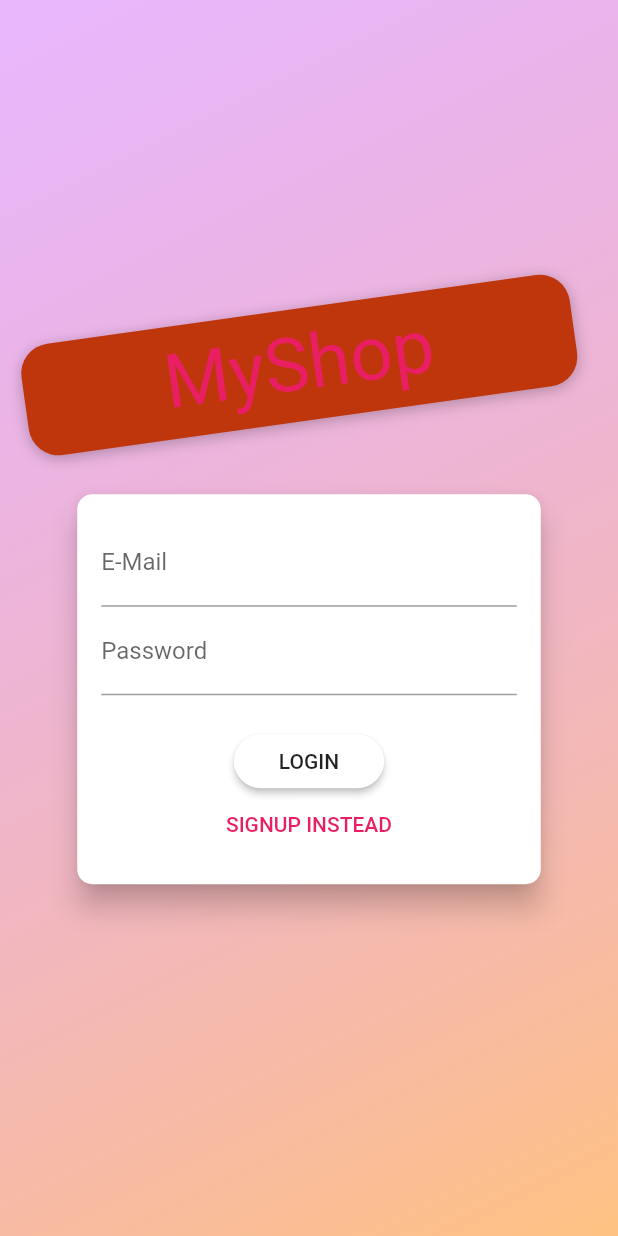
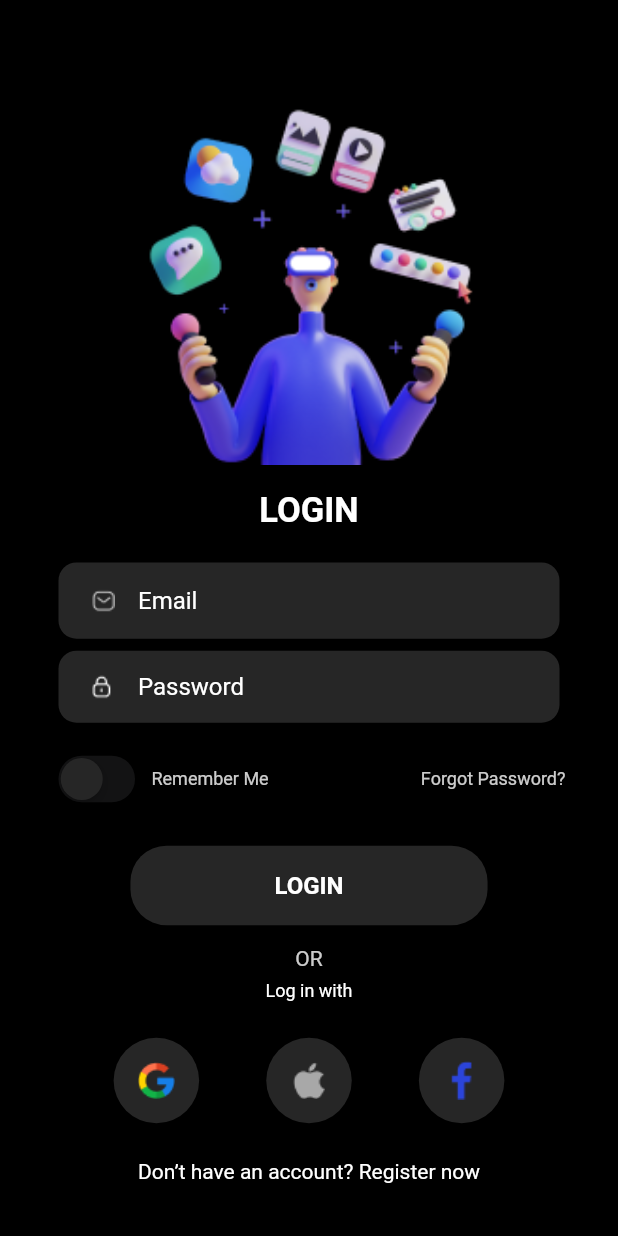
Before and after one commit to borakorpee/flutter_state_management, a Flutter app: the screen it shows after launch, on a phone screen of 412 x 824 dp. Run offline on Flutter 3.47's test engine with Material 2 defaults, Android fonts, the phone set to English and light mode, and no system bars; our stand-ins replace flutter_colorpicker, google_fonts, shared_preferences; Roboto replaces fonts that are missing (Anton).

Commit message:
new login screen

```diff
--- a/lib/main.dart
+++ b/lib/main.dart
@@ -6,6 +6,7 @@ import 'package:flutter_complete_guide/providers/auth.dart';
 import 'package:flutter_complete_guide/providers/cart.dart';
 import 'package:flutter_complete_guide/screens/cart_screen.dart';
 import 'package:flutter_complete_guide/screens/edit_product_screen.dart';
+import 'package:flutter_complete_guide/screens/new_auth_screen.dart';
 import 'package:flutter_complete_guide/screens/products_overview_screen.dart';
 import 'package:flutter_complete_guide/screens/user_porducts_screen.dart';
 import './screens/waiting_screen.dart';
@@ -43,6 +44,12 @@ class MyApp extends StatelessWidget {
             debugShowCheckedModeBanner: false,
             title: 'MyShop',
             theme: ThemeData(
+              inputDecorationTheme: InputDecorationTheme(
+                focusedBorder: InputBorder.none,
+                enabledBorder: InputBorder.none,
+                errorBorder: InputBorder.none,
+                disabledBorder: InputBorder.none,
+              ),
               primaryColor: Colors.white,
               appBarTheme: AppBarTheme(
                 backgroundColor: Colors.white,
@@ -58,7 +65,8 @@ class MyApp extends StatelessWidget {
                 ),
               ),
             ),
-            home: auth.isAuth
+            home: NewAuthScreen(),
+            /*home: auth.isAuth
                 ? ProductsOverviewScreen()
                 : FutureBuilder(
                     future: auth.tryAutoLogin(),
@@ -66,7 +74,7 @@ class MyApp extends StatelessWidget {
                         authResultSnapshot.connectionState ==
                                 ConnectionState.waiting
                             ? WaitingScreen()
-                            : AuthScreen()),
+                            : AuthScreen()),*/
             routes: {
               CartScreen.routeName: (ctx) => CartScreen(),
               OrdersScreen.routeName: (ctx) => OrdersScreen(),
--- /dev/null
+++ b/lib/screens/new_auth_screen.dart
@@ -0,0 +1,220 @@
+// ignore_for_file: deprecated_member_use
+
+import 'package:flutter/cupertino.dart';
+import 'package:flutter/material.dart';
+import 'package:flutter_colorpicker/flutter_colorpicker.dart';
+
+enum AuthMode { Signup, Login }
+
+class NewAuthScreen extends StatelessWidget {
+  const NewAuthScreen({Key key}) : super(key: key);
+
+  @override
+  Widget build(BuildContext context) {
+    return Scaffold(
+        backgroundColor: Colors.black,
+        body: Padding(
+          padding: EdgeInsets.all(35),
+          child: Column(
+            children: [
+              ImageandText(),
+              SizedBox(height: 17),
+              InputCard('Email', 'Message.png'),
+              InputCard('Password', 'Lock.png'),
+              SizedBox(height: 14),
+              switchAndTexts(),
+              SizedBox(height: 25),
+              Column(
+                children: [
+                  FlatButton(
+                    shape: RoundedRectangleBorder(
+                        borderRadius: BorderRadius.circular(24)),
+                    textColor: Colors.white,
+                    onPressed: (() {}),
+                    child: Padding(
+                      padding:
+                          EdgeInsets.symmetric(vertical: 17, horizontal: 80),
+                      child: Text(
+                        'LOGIN',
+                        style: TextStyle(
+                          color: Colors.white,
+                          fontWeight: FontWeight.w600,
+                          fontSize: 16,
+                        ),
+                      ),
+                    ),
+                    color: Color(0xff262626),
+                  ),
+                  SizedBox(height: 14),
+                  Text(
+                    'OR',
+                    style: TextStyle(
+                      color: Colors.white.withOpacity(0.8),
+                      fontWeight: FontWeight.w400,
+                    ),
+                  ),
+                  SizedBox(height: 7),
+                  Text(
+                    'Log in with',
+                    style: TextStyle(
+                      color: Colors.white,
+                      fontSize: 12,
+                      fontWeight: FontWeight.w400,
+                    ),
+                  ),
+                  SizedBox(height: 20),
+                  Row(
+                    mainAxisAlignment: MainAxisAlignment.spaceEvenly,
+                    children: [
+                      LogInWithSocials('google 1.png'),
+                      LogInWithSocials('apple 1.png'),
+                      LogInWithSocials('facebook-app-symbol 1.png'),
+                    ],
+                  ),
+                  SizedBox(height: 20),
+                  Text(
+                    'Don’t have an account? Register now',
+                    style: TextStyle(color: Colors.white),
+                  )
+                ],
+              )
+            ],
+          ),
+        ));
+  }
+}
+
+class LogInWithSocials extends StatelessWidget {
+  final String path;
+
+  LogInWithSocials(this.path);
+
+  @override
+  Widget build(BuildContext context) {
+    return SizedBox(
+        height: 65,
+        width: 65,
+        child: Card(
+          color: Color(0xff262626),
+          child: Image.asset('assets/images/$path'),
+          shape: RoundedRectangleBorder(
+            borderRadius: BorderRadius.circular(80),
+          ),
+        ));
+  }
+}
+
+class switchAndTexts extends StatefulWidget {
+  bool asd = false;
+
+  @override
+  State<switchAndTexts> createState() => _switchAndTextsState();
+}
+
+class _switchAndTextsState extends State<switchAndTexts> {
+  @override
+  Widget build(BuildContext context) {
+    return Row(
+      children: <Widget>[
+        CupertinoSwitch(
+          thumbColor: Color(0xff262626),
+          value: widget.asd,
+          onChanged: (_) {
+            setState(() {
+              widget.asd = !widget.asd;
+            });
+          },
+          activeColor: Colors.white,
+        ),
+        SizedBox(width: 7),
+        Expanded(
+          child: Row(
+            mainAxisAlignment: MainAxisAlignment.spaceBetween,
+            children: [
+              Text(
+                'Remember Me',
+                style: TextStyle(
+                    color: Colors.white.withOpacity(0.8),
+                    fontWeight: FontWeight.w400,
+                    fontSize: 12),
+              ),
+              Text(
+                'Forgot Password?',
+                style: TextStyle(
+                    color: Colors.white.withOpacity(0.8),
+                    fontWeight: FontWeight.w400,
+                    fontSize: 12),
+              ),
+            ],
+          ),
+        ),
+      ],
+    );
+  }
+}
+
+class InputCard extends StatelessWidget {
+  final hintText;
+  final String iconPath;
+
+  InputCard(this.hintText, this.iconPath);
+
+  @override
+  Widget build(BuildContext context) {
+    return SizedBox(
+      child: Card(
+        shape: RoundedRectangleBorder(borderRadius: BorderRadius.circular(12)),
+        color: Color(0xff262626),
+        child: Padding(
+          padding: EdgeInsets.symmetric(horizontal: 5),
+          child: TextFormField(
+            textAlignVertical: TextAlignVertical.center,
+            decoration: InputDecoration(
+              prefixIcon: Image.asset(
+                'assets/images/$iconPath',
+                color: Color(0xffFFFFFF),
+              ),
+              hintStyle: TextStyle(
+                color: Colors.white,
+              ),
+              hintText: hintText,
+            ),
+            style: TextStyle(
+              color: Color(0xffFFFFFF).withOpacity(0.8),
+            ),
+          ),
+        ),
+      ),
+    );
+  }
+}
+
+class ImageandText extends StatelessWidget {
+  const ImageandText({
+    Key key,
+  }) : super(key: key);
+
+  @override
+  Widget build(BuildContext context) {
+    return Column(
+      children: [
+        Center(
+          child: Container(
+            child: Image.asset(
+              'assets/images/Saly-19.png',
+              width: 275,
+              height: 275,
+              fit: BoxFit.fitWidth,
+            ),
+          ),
+        ),
+        SizedBox(height: 17),
+        Text(
+          'LOGIN',
+          style: TextStyle(
+              color: Colors.white, fontWeight: FontWeight.w600, fontSize: 23),
+        ),
+      ],
+    );
+  }
+}
--- a/pubspec.yaml
+++ b/pubspec.yaml
@@ -48,8 +48,8 @@ flutter:
   uses-material-design: true
 
   # To add assets to your application, add an assets section, like this:
-  # assets:
-  #   - images/a_dot_burr.jpeg
+  assets:
+    - assets/images/
   #   - images/a_dot_ham.jpeg
 
   # An image asset can refer to one or more resolution-specific "variants", see
```
Also changed, not shown: assets/images/Lock.png (added), assets/images/Message.png (added), assets/images/Saly-19.png (added), assets/images/apple 1.png (added), assets/images/facebook-app-symbol 1.png (added), assets/images/google 1.png (added), 1 other file.
